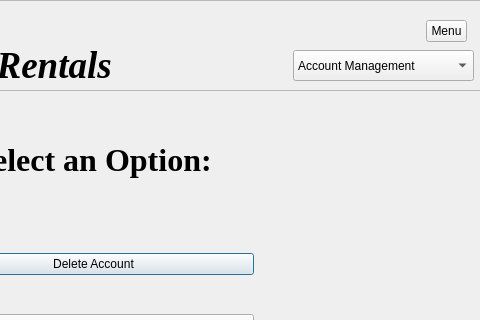
Above: accountmanagement.ui from DanielleSamaroo/Group-5-Scooters before the change; both pictures show x 287 to 767 and y 0 to 320 of the 767 by 563 pixel window. Below: the same form after it.
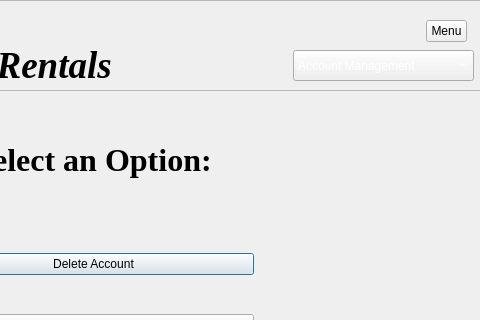
That is the form after the change. Icons and pictures are not drawn.

The edit to the form file:
```diff
--- a/accountmanagement.ui
+++ b/accountmanagement.ui
@@ -105,6 +105,24 @@
          </color>
         </brush>
        </colorrole>
+       <colorrole role="Text">
+        <brush brushstyle="SolidPattern">
+         <color alpha="255">
+          <red>255</red>
+          <green>255</green>
+          <blue>255</blue>
+         </color>
+        </brush>
+       </colorrole>
+       <colorrole role="ButtonText">
+        <brush brushstyle="SolidPattern">
+         <color alpha="255">
+          <red>255</red>
+          <green>255</green>
+          <blue>255</blue>
+         </color>
+        </brush>
+       </colorrole>
       </active>
       <inactive>
        <colorrole role="WindowText">
@@ -116,6 +134,24 @@
          </color>
         </brush>
        </colorrole>
+       <colorrole role="Text">
+        <brush brushstyle="SolidPattern">
+         <color alpha="255">
+          <red>255</red>
+          <green>255</green>
+          <blue>255</blue>
+         </color>
+        </brush>
+       </colorrole>
+       <colorrole role="ButtonText">
+        <brush brushstyle="SolidPattern">
+         <color alpha="255">
+          <red>255</red>
+          <green>255</green>
+          <blue>255</blue>
+         </color>
+        </brush>
+       </colorrole>
       </inactive>
       <disabled/>
      </palette>
```
